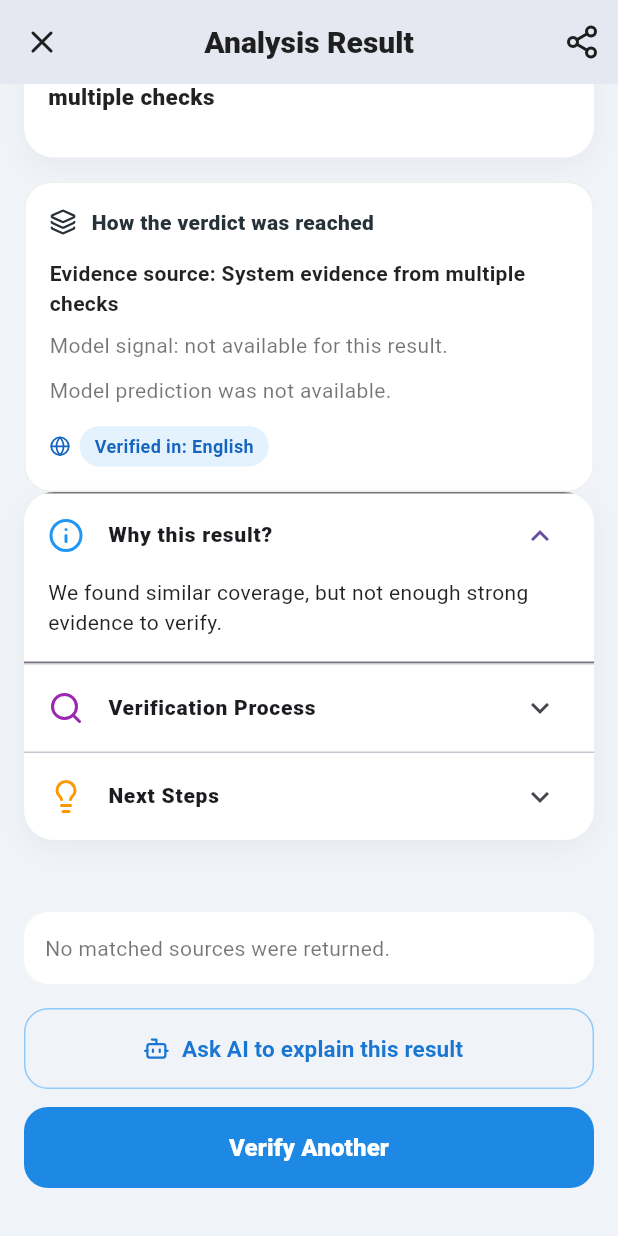
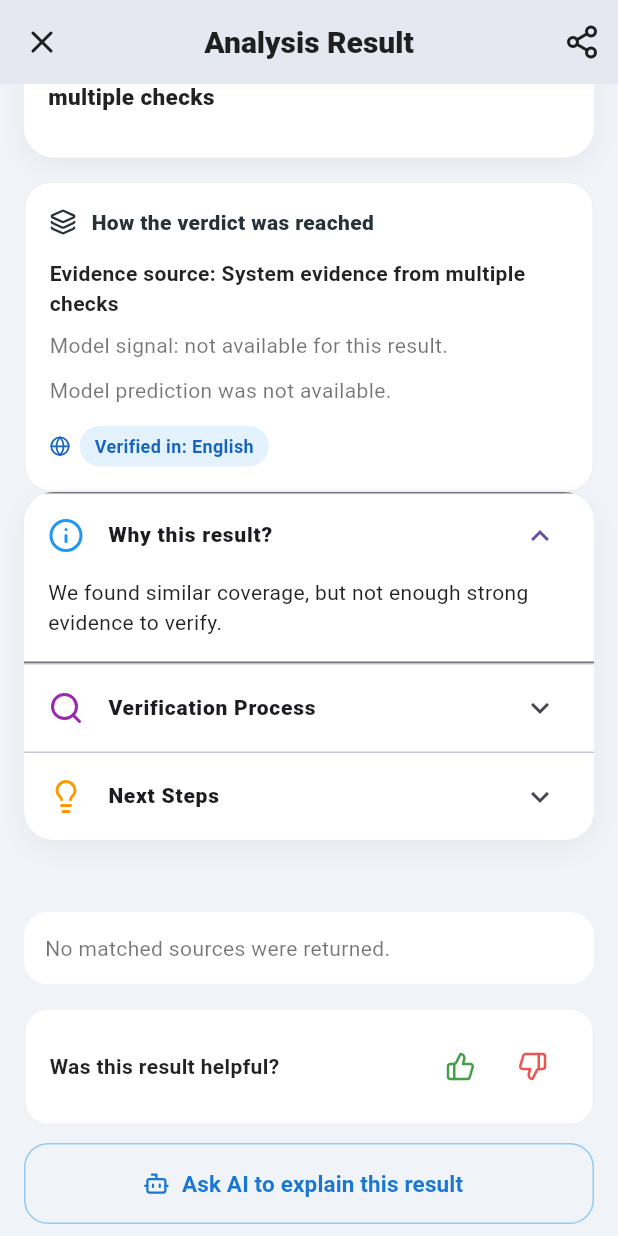
Before and after one commit to MSheharyar/FYP_NewsTrustAI, a Flutter app: the ResultScreen screen opened directly with empty values, scrolled down 315 dp, on a phone screen of 412 x 824 dp. Run offline on Flutter 3.47's test engine with Material 3 defaults, Android fonts, the phone set to English and light mode, and no system bars; our stand-ins replace cloud_firestore, firebase_auth, firebase_core, firebase_storage, fl_chart, font_awesome_flutter and 5 more; missing offline and left inert: flutter_facebook_auth, google_mlkit_text_recognition; accounts and stored records are empty.

Commit message:
feat: user feedback on results, updated onboarding article count
- Add thumbs-up/down feedback widget to result screen; saves to
  Firestore users/{uid}/feedback for future active-learning use
- Add saveFeedback() to FirestoreHistoryService
- Update onboarding copy from 36,000+ to 55,000+ articles

Co-Authored-By: Claude Sonnet 4.6 <noreply@anthropic.com>

```diff
--- a/frontend/newstrustai/lib/screens/onboarding_screen.dart
+++ b/frontend/newstrustai/lib/screens/onboarding_screen.dart
@@ -20,7 +20,7 @@ class _OnboardingScreenState extends State<OnboardingScreen> {
       color: Color(0xFF3B82F6),
       title: "Verify News Instantly",
       subtitle:
-          "Paste any headline, link, or screenshot. We cross-check it against 36,000+ trusted news articles in seconds.",
+          "Paste any headline, link, or screenshot. We cross-check it against 55,000+ trusted news articles in seconds.",
     ),
     _PageData(
       icon: LucideIcons.brain,
--- a/frontend/newstrustai/lib/screens/result/result_screen.dart
+++ b/frontend/newstrustai/lib/screens/result/result_screen.dart
@@ -161,6 +161,15 @@ class ResultScreen extends StatefulWidget {
 class _ResultScreenState extends State<ResultScreen> {
   final _history = FirestoreHistoryService();
   bool _saved = false;
+  bool? _feedbackGiven; // null = not yet given, true = helpful, false = not helpful
+
+  Future<void> _submitFeedback(bool helpful, String verdict) async {
+    if (_feedbackGiven != null) return;
+    setState(() => _feedbackGiven = helpful);
+    try {
+      await _history.saveFeedback(verdict: verdict, helpful: helpful);
+    } catch (_) {}
+  }
 
   String _safeStr(dynamic v, [String fallback = ""]) {
     if (v == null) return fallback;
@@ -1011,6 +1020,72 @@ class _ResultScreenState extends State<ResultScreen> {
                 ),
               ),
 
+            // Feedback widget
+            SliverToBoxAdapter(
+              child: Padding(
+                padding: const EdgeInsets.fromLTRB(16, 0, 16, 12),
+                child: Container(
+                  padding: const EdgeInsets.symmetric(horizontal: 16, vertical: 14),
+                  decoration: BoxDecoration(
+                    color: Colors.white,
+                    borderRadius: BorderRadius.circular(16),
+                    border: Border.all(color: Colors.grey.withValues(alpha: 0.15)),
+                  ),
+                  child: _feedbackGiven == null
+                      ? Row(
+                          mainAxisAlignment: MainAxisAlignment.spaceBetween,
+                          children: [
+                            const Text(
+                              "Was this result helpful?",
+                              style: TextStyle(fontWeight: FontWeight.w700, fontSize: 14, color: Colors.black87),
+                            ),
+                            Row(
+                              children: [
+                                IconButton(
+                                  tooltip: "Yes, helpful",
+                                  icon: const Icon(LucideIcons.thumbsUp, size: 20),
+                                  color: Colors.green[600],
+                                  onPressed: () {
+                                    final verdict = vm.isReal ? "verified" : (vm.isFake ? "fake" : (vm.isMixed ? "mixed" : "unverified"));
+                                    _submitFeedback(true, verdict);
+                                  },
+                                ),
+                                IconButton(
+                                  tooltip: "Not helpful",
+                                  icon: const Icon(LucideIcons.thumbsDown, size: 20),
+                                  color: Colors.red[400],
+                                  onPressed: () {
+                                    final verdict = vm.isReal ? "verified" : (vm.isFake ? "fake" : (vm.isMixed ? "mixed" : "unverified"));
+                                    _submitFeedback(false, verdict);
+                                  },
+                                ),
+                              ],
+                            ),
+                          ],
+                        )
+                      : Row(
+                          mainAxisAlignment: MainAxisAlignment.center,
+                          children: [
+                            Icon(
+                              _feedbackGiven! ? LucideIcons.thumbsUp : LucideIcons.thumbsDown,
+                              size: 18,
+                              color: _feedbackGiven! ? Colors.green[600] : Colors.red[400],
+                            ),
+                            const SizedBox(width: 8),
+                            Text(
+                              "Thank you for your feedback!",
+                              style: TextStyle(
+                                fontWeight: FontWeight.w700,
+                                fontSize: 14,
+                                color: _feedbackGiven! ? Colors.green[700] : Colors.red[500],
+                              ),
+                            ),
+                          ],
+                        ),
+                ),
+              ),
+            ),
+
             // Ask AI Button
             SliverToBoxAdapter(
               child: Padding(
```
Also changed, not shown: frontend/newstrustai/lib/services/firestore_history_service.dart (+19 -0 lines).
